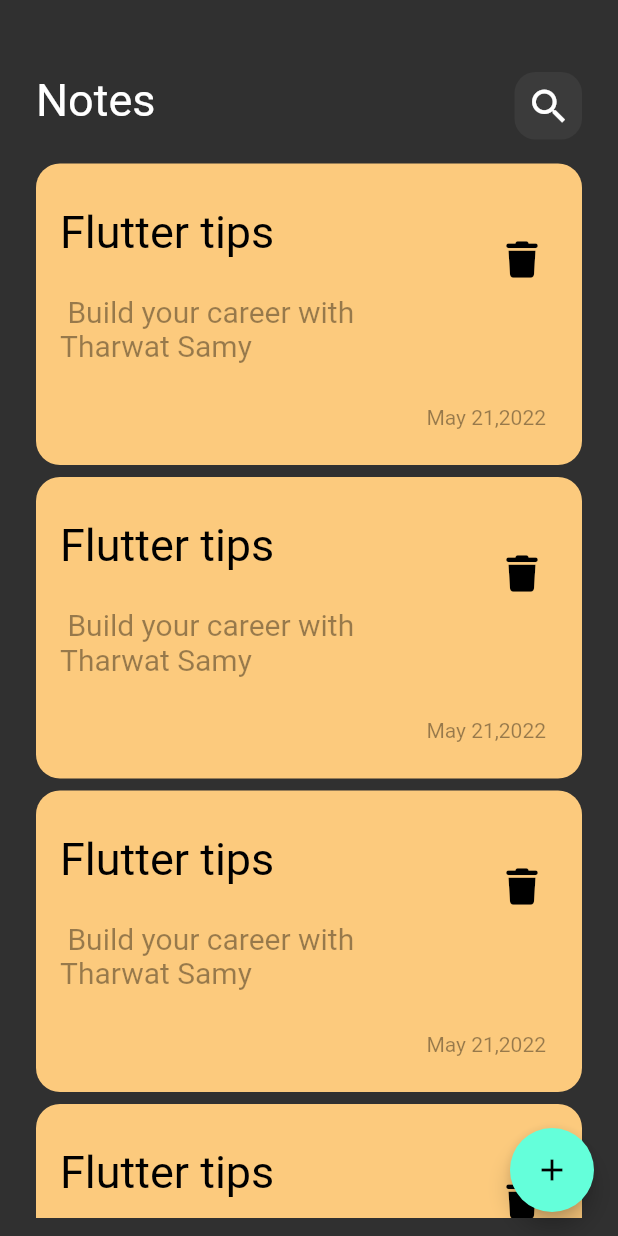
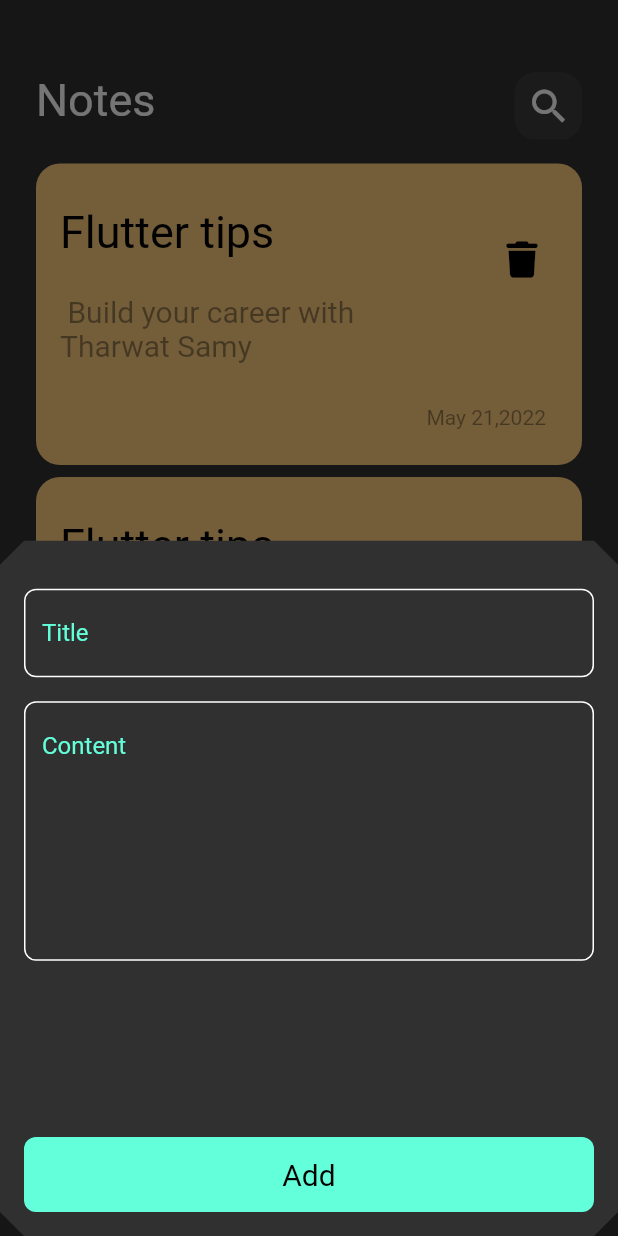
Before and after one commit to AlshaimaaAbdElnaeem/NotesApp, a Flutter app: the screen it shows after launch, after a tap on the "add" icon, on a phone screen of 412 x 824 dp. Run offline on Flutter 3.47's test engine with Material 2 defaults, Android fonts, the phone set to English and light mode, and no system bars; our stand-ins replace font_awesome_flutter; Roboto replaces fonts that are missing (Poppins).

Commit message:
completed note bottom sheet

```diff
--- a/lib/views/notes_view.dart
+++ b/lib/views/notes_view.dart
@@ -1,4 +1,5 @@
 import 'package:flutter/material.dart';
+import 'package:note_app/widgets/add_note_bottom_sheet.dart';
 import 'package:note_app/widgets/notes_view_body.dart';
 
 class NotesView extends StatelessWidget {
@@ -8,7 +9,14 @@ class NotesView extends StatelessWidget {
   Widget build(BuildContext context) {
     return Scaffold(
       floatingActionButton: FloatingActionButton(
-        onPressed: () {},
+        onPressed: () {
+          showModalBottomSheet(
+            shape: BeveledRectangleBorder(borderRadius: BorderRadius.circular(16)),
+              context: context,
+              builder: (context) {
+                return const AddNoteBottomSheet();
+              });
+        },
         child: const Icon(
           Icons.add,
         ),
--- /dev/null
+++ b/lib/widgets/add_bottom.dart
@@ -0,0 +1,26 @@
+import 'package:flutter/material.dart';
+import 'package:note_app/widgets/constance.dart';
+
+class AddBottom extends StatelessWidget {
+  const AddBottom({super.key});
+
+  @override
+  Widget build(BuildContext context) {
+    return Container(
+      height: 50,
+      width: double.infinity,
+      decoration: BoxDecoration(
+        borderRadius: BorderRadius.circular(8),
+        color: kPrimaryColor,
+      ),
+      child: const Center(
+          child: Text(
+        'Add',
+        style: TextStyle(
+          color: Colors.black,
+          fontSize: 20,
+        ),
+      )),
+    );
+  }
+}
--- /dev/null
+++ b/lib/widgets/add_note_bottom_sheet.dart
@@ -0,0 +1,28 @@
+import 'package:flutter/material.dart';
+import 'package:note_app/widgets/add_bottom.dart';
+import 'package:note_app/widgets/custom_text_field.dart';
+
+class AddNoteBottomSheet extends StatelessWidget {
+  const AddNoteBottomSheet({super.key});
+
+  @override
+  Widget build(BuildContext context) {
+    return const Padding(
+      padding:  EdgeInsets.symmetric(horizontal:16 , vertical: 16),
+      child:  Column(
+        children: [
+          CustomTextField(
+            textHint: 'Title',
+          ),
+          CustomTextField(
+            textHint: 'Content',
+            numberOfLines: 7,
+          ),
+          Spacer(),
+          AddBottom(),
+
+        ],
+      ),
+    );
+  }
+}
--- /dev/null
+++ b/lib/widgets/constance.dart
@@ -0,0 +1,3 @@
+import 'package:flutter/material.dart';
+
+const kPrimaryColor =  Color(0xff63FFDA);
--- /dev/null
+++ b/lib/widgets/custom_text_field.dart
@@ -0,0 +1,39 @@
+import 'package:flutter/material.dart';
+import 'package:note_app/widgets/constance.dart';
+
+class CustomTextField extends StatelessWidget {
+  const CustomTextField(
+      {super.key, required this.textHint, this.numberOfLines = 1});
+  final String textHint;
+  final int numberOfLines;
+  @override
+  Widget build(BuildContext context) {
+    return Padding(
+      padding: const EdgeInsets.only(
+        top: 16,
+      ),
+      child: TextField(
+        maxLines: numberOfLines,
+        decoration: InputDecoration(
+          hintText: textHint,
+          hintStyle: const TextStyle(
+            color:kPrimaryColor,
+          ),
+          focusedBorder: buildBorder(kPrimaryColor),
+          enabledBorder: buildBorder(),
+          border:buildBorder(),
+        ),
+      ),
+    );
+  }
+
+  OutlineInputBorder buildBorder([color]) {
+    return  OutlineInputBorder(
+            borderRadius: const BorderRadius.all(
+              Radius.circular(8),
+            ),
+            borderSide: BorderSide(
+              color: color?? Colors.white,
+            ));
+  }
+}
```
